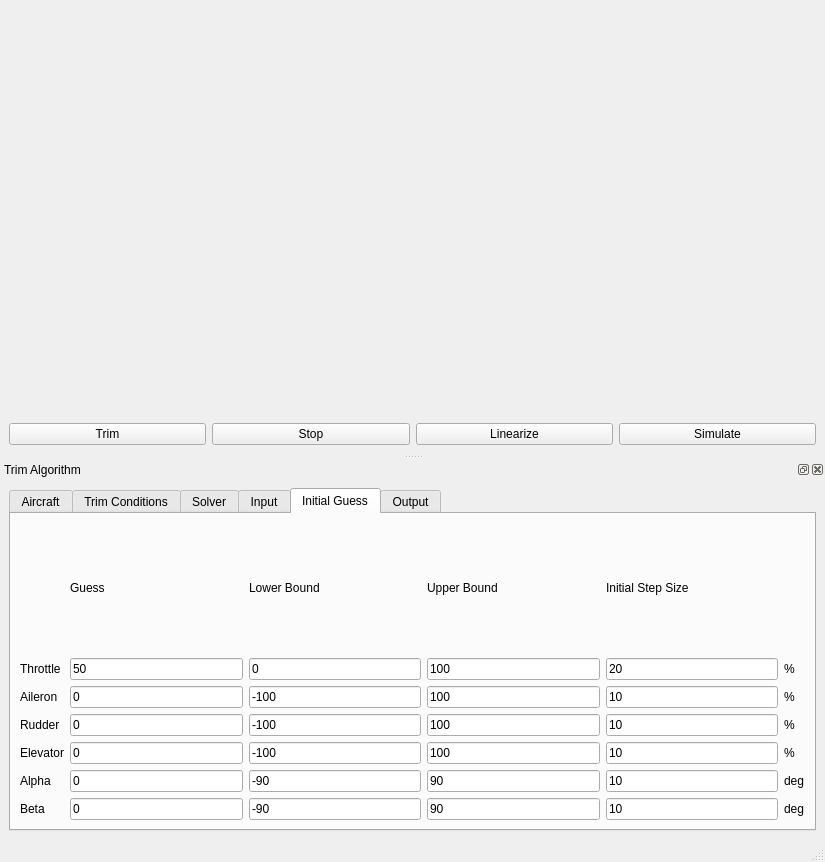
This is app/trim/MainWindow.ui in fthgkc/mavsim as Qt 5 draws it before an edit. The edited form follows.
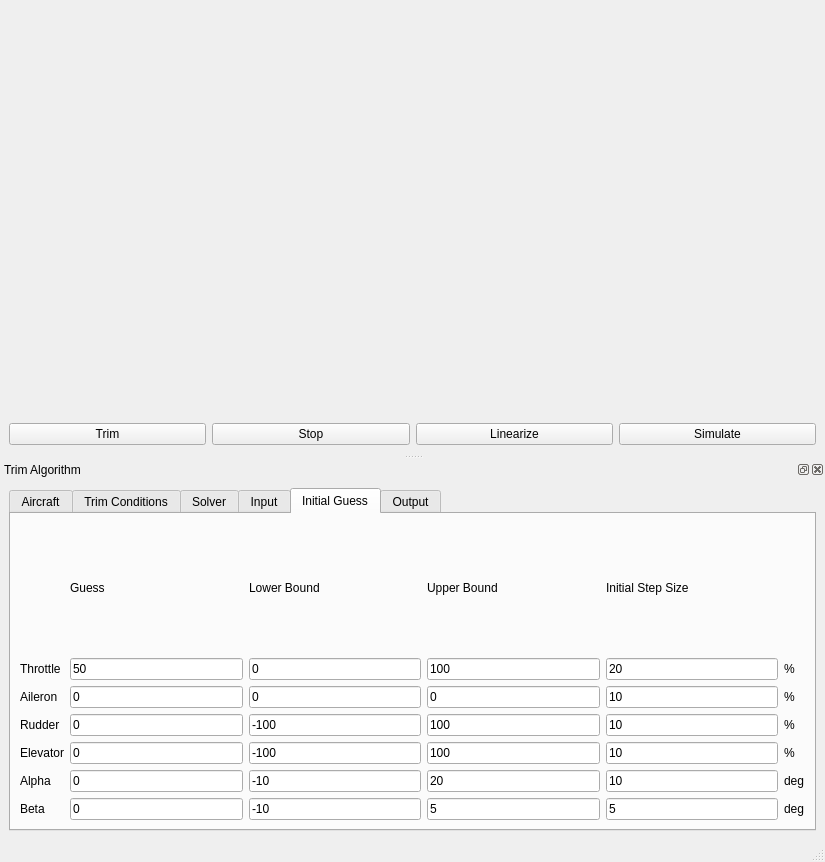
This is the edited form. The open tabs and pages were chosen to show the change. Custom widgets are drawn as their Qt base class.

Commit message: Made paths persistent.

```diff
--- a/app/trim/MainWindow.ui
+++ b/app/trim/MainWindow.ui
@@ -656,7 +656,7 @@
          <item row="3" column="2">
           <widget class="QLineEdit" name="lineEdit_aileronMin">
            <property name="text">
-            <string>-100</string>
+            <string>0</string>
            </property>
           </widget>
          </item>
@@ -670,14 +670,14 @@
          <item row="6" column="2">
           <widget class="QLineEdit" name="lineEdit_alphaMin">
            <property name="text">
-            <string>-90</string>
+            <string>-10</string>
            </property>
           </widget>
          </item>
          <item row="7" column="2">
           <widget class="QLineEdit" name="lineEdit_betaMin">
            <property name="text">
-            <string>-90</string>
+            <string>-10</string>
            </property>
           </widget>
          </item>
@@ -705,7 +705,7 @@
          <item row="3" column="3">
           <widget class="QLineEdit" name="lineEdit_aileronMax">
            <property name="text">
-            <string>100</string>
+            <string>0</string>
            </property>
           </widget>
          </item>
@@ -719,14 +719,14 @@
          <item row="6" column="3">
           <widget class="QLineEdit" name="lineEdit_alphaMax">
            <property name="text">
-            <string>90</string>
+            <string>20</string>
            </property>
           </widget>
          </item>
          <item row="7" column="3">
           <widget class="QLineEdit" name="lineEdit_betaMax">
            <property name="text">
-            <string>90</string>
+            <string>5</string>
            </property>
           </widget>
          </item>
@@ -824,7 +824,7 @@
          <item row="7" column="4">
           <widget class="QLineEdit" name="lineEdit_betaInitialStepSize">
            <property name="text">
-            <string>10</string>
+            <string>5</string>
            </property>
           </widget>
          </item>
```
Left out of the diff: 4 changed lines with no effect on the pictures. The commit also changes 2 other files.
